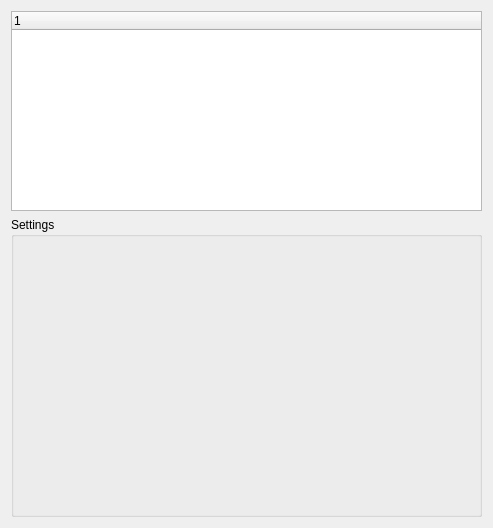
Old version of the form src/hippo_player/playback_plugin_panel.ui in the repository HippoPlayer/HippoPlayer.
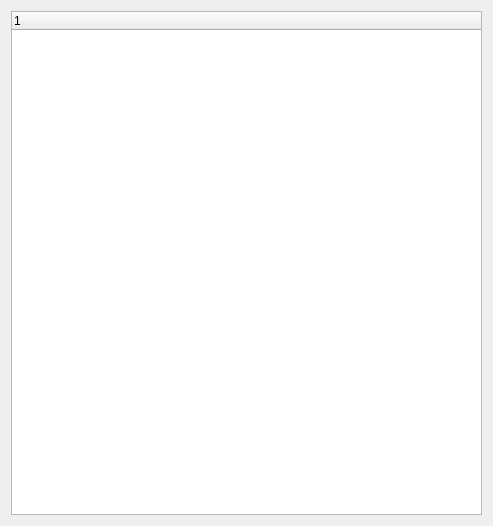
New version of the form.

Commit message: Separate global and file type settings

Diff of the .ui file:
```diff
--- a/src/hippo_player/playback_plugin_panel.ui
+++ b/src/hippo_player/playback_plugin_panel.ui
@@ -7,7 +7,7 @@
     <x>0</x>
     <y>0</y>
     <width>493</width>
-    <height>484</height>
+    <height>526</height>
    </rect>
   </property>
   <property name="windowTitle">
@@ -31,25 +31,6 @@
        </column>
       </widget>
      </item>
-     <item>
-      <widget class="QGroupBox" name="settings_group">
-       <property name="sizePolicy">
-        <sizepolicy hsizetype="Expanding" vsizetype="Expanding">
-         <horstretch>0</horstretch>
-         <verstretch>0</verstretch>
-        </sizepolicy>
-       </property>
-       <property name="minimumSize">
-        <size>
-         <width>0</width>
-         <height>300</height>
-        </size>
-       </property>
-       <property name="title">
-        <string>Settings</string>
-       </property>
-      </widget>
-     </item>
     </layout>
    </item>
   </layout>
```
Left out of the diff: 2 changed lines with no effect on the pictures. The commit also changes 2 other files.
